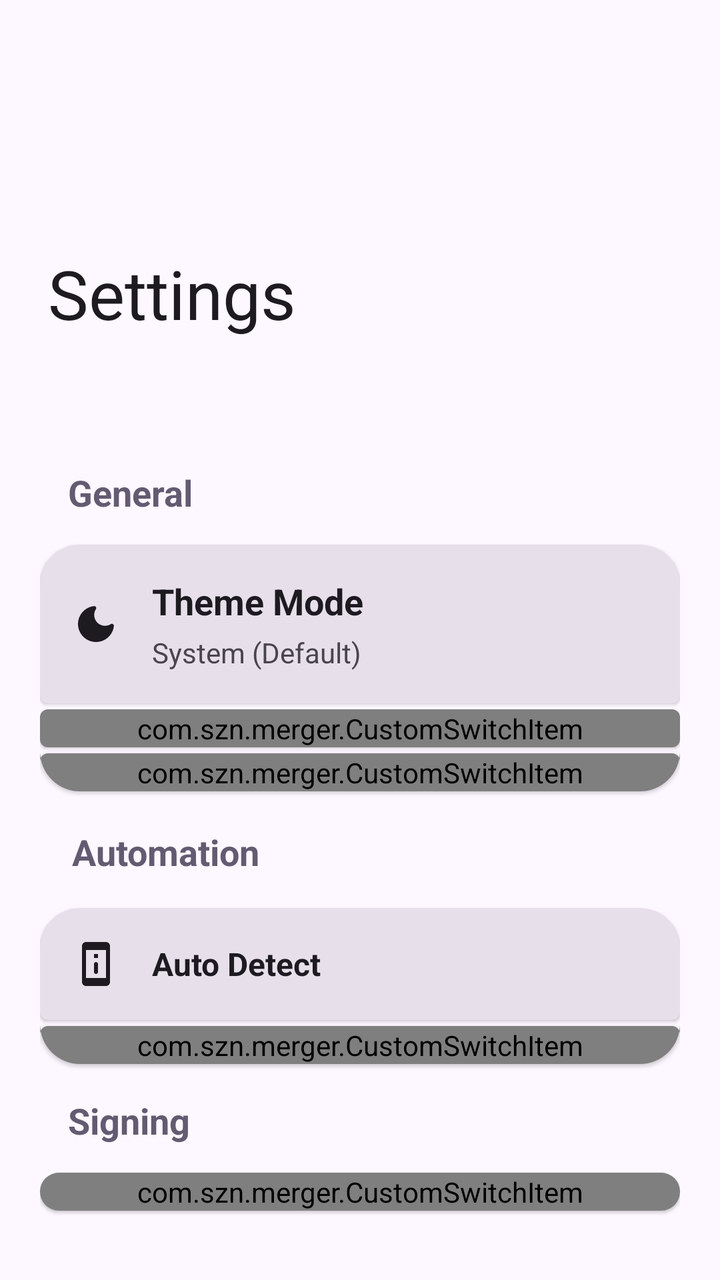
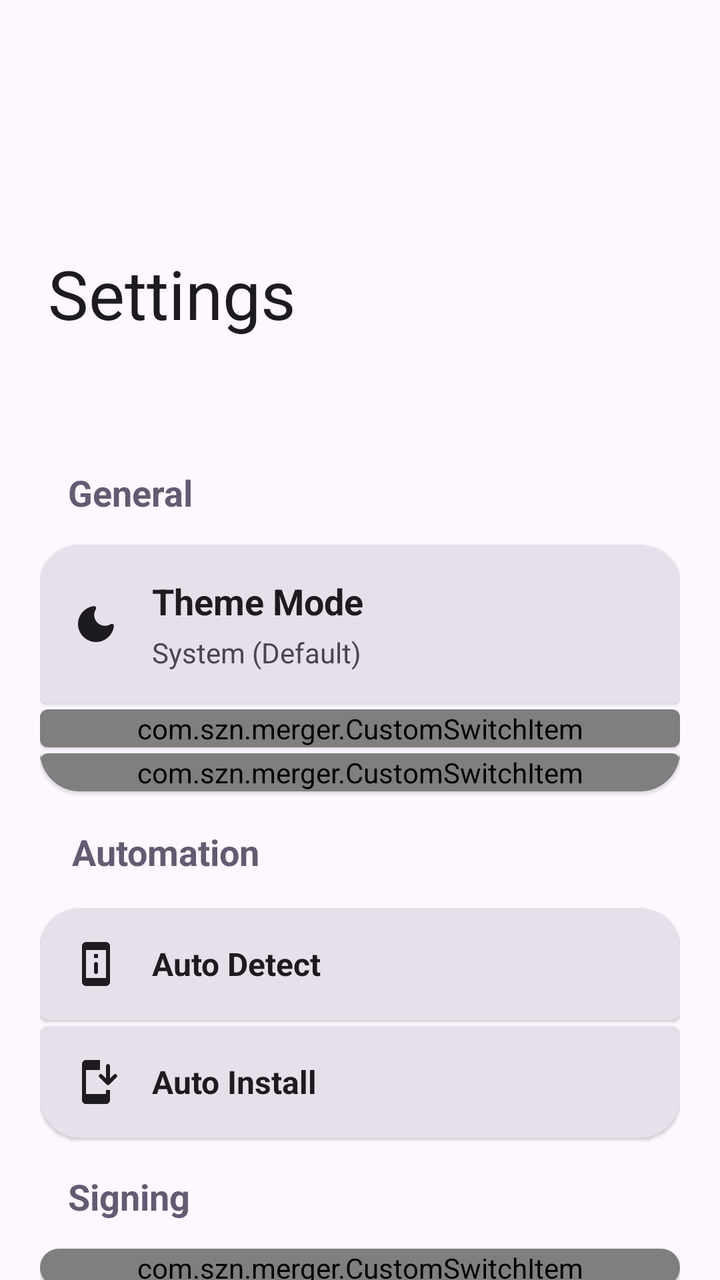

Two renders of the same Android screen: before a commit and after it. Below are the layout's source before the change and the commit's diff.
<!-- AndroidManifest.xml: application theme AppTheme -->
<!-- res/layout/activity_settings.xml -->
<?xml version="1.0" encoding="utf-8"?>
<androidx.coordinatorlayout.widget.CoordinatorLayout
    xmlns:app="http://schemas.android.com/apk/res-auto"
    xmlns:android="http://schemas.android.com/apk/res/android"
    android:fillViewport="true"
    android:layout_width="match_parent"
    android:layout_height="match_parent"
    android:background="?attr/android:colorBackground">

    <com.google.android.material.appbar.AppBarLayout
        android:id="@+id/appBarLayout"
        android:fitsSystemWindows="true"
        android:layout_width="match_parent"
        android:layout_height="200dp"
        android:background="?attr/android:colorBackground"
        app:elevation="0dp"
        style="@style/Widget.Material3.AppBarLayout">

        <com.google.android.material.appbar.CollapsingToolbarLayout
            android:id="@+id/collapsingToolbar"
            android:layout_width="match_parent"
            android:layout_height="match_parent"
            app:title="@string/setting_header"
            app:expandedTitleMarginStart="24dp"
            app:expandedTitleMarginBottom="40dp"
            app:collapsedTitleGravity="center"
            app:expandedTitleGravity="bottom|start"
            app:titleCollapseMode="scale"
            android:clipChildren="false"
            android:clipToPadding="false"
            app:expandedTitleTextAppearance="@style/CustomExpandedTitle"
            app:collapsedTitleTextAppearance="@style/CustomCollapsedTitle"
            app:expandedTitleTextColor="?attr/colorOnSurface"
            app:collapsedTitleTextColor="?attr/colorOnSurface"
            app:contentScrim="?attr/android:colorBackground"
            app:layout_scrollFlags="scroll|exitUntilCollapsed|snap">

            <com.google.android.material.appbar.MaterialToolbar
                android:id="@+id/toolbar"
                android:layout_width="match_parent"
                android:layout_height="?attr/actionBarSize"
                app:backgroundTint="@android:color/transparent"
                app:layout_collapseMode="pin"
                app:contentInsetStart="0dp"
                app:contentInsetLeft="0dp"
                app:contentInsetStartWithNavigation="0dp"/>
        </com.google.android.material.appbar.CollapsingToolbarLayout>
    </com.google.android.material.appbar.AppBarLayout>

    <androidx.core.widget.NestedScrollView
        android:requiresFadingEdge="vertical"
        android:fadingEdgeLength="35dp"
        android:layout_width="match_parent"
        android:layout_height="match_parent"
        app:layout_behavior="@string/appbar_scrolling_view_behavior">

        <LinearLayout
            android:layout_width="match_parent"
            android:layout_height="wrap_content"
            android:padding="20dp"
            android:orientation="vertical">

            <TextView
                android:layout_width="match_parent"
                android:layout_height="wrap_content"
                android:text="General"
                android:padding="14dp"
                android:textSize="18sp"
                android:textStyle="bold"
                android:textColor="?attr/colorSecondary" />

            <com.google.android.material.card.MaterialCardView
                android:id="@+id/layout_language"
                android:clickable="true"
                android:visibility="gone"
                android:focusable="true"
                android:layout_marginBottom="3dp"
                style="@style/Widget.Card.RoundedTop">

                <LinearLayout
                    android:layout_width="match_parent"
                    android:layout_height="wrap_content"
                    android:padding="16dp"
                    android:orientation="horizontal"
                    android:gravity="center_vertical">

                    <ImageView
                        android:layout_width="24dp"
                        android:layout_height="24dp"
                        android:src="@drawable/ic_settings"
                        app:tint="?attr/colorOnSurface" />

                    <LinearLayout
                        android:layout_width="0dp"
                        android:layout_height="wrap_content"
                        android:layout_weight="1"
                        android:layout_marginStart="16dp"
                        android:layout_marginEnd="16dp"
                        android:orientation="vertical">

                        <TextView
                            android:layout_width="wrap_content"
                            android:layout_height="wrap_content"
                            android:text="Language"
                            android:textStyle="bold"
                            android:textSize="18sp"
                            android:textColor="?attr/colorOnSurface"/>

                        <TextView
                            android:id="@+id/text_current_language"
                            android:layout_width="wrap_content"
                            android:layout_height="wrap_content"
                            android:layout_marginTop="4dp"
                            android:text="English"
                            android:textSize="14sp"
                            android:textColor="?attr/colorOnSurfaceVariant"/>
                    </LinearLayout>
                </LinearLayout>
            </com.google.android.material.card.MaterialCardView>

            <com.google.android.material.card.MaterialCardView
                android:id="@+id/card_theme"
                style="@style/Widget.Card.RoundedTop"
                android:clickable="true"
                android:layout_marginBottom="3dp"
                android:focusable="true">

                <LinearLayout
                    android:layout_width="match_parent"
                    android:layout_height="wrap_content"
                    android:padding="16dp"
                    android:orientation="horizontal"
                    android:gravity="center_vertical">

                    <ImageView
                        android:layout_width="24dp"
                        android:layout_height="24dp"
                        android:src="@drawable/ic_theme"
                        app:tint="?attr/colorOnSurface" />

                    <LinearLayout
                        android:layout_width="0dp"
                        android:layout_height="wrap_content"
                        android:layout_weight="1"
                        android:layout_marginStart="16dp"
                        android:layout_marginEnd="16dp"
                        android:orientation="vertical">

                        <TextView
                            android:layout_width="wrap_content"
                            android:layout_height="wrap_content"
                            android:text="@string/theme_mode"
                            android:textStyle="bold"
                            android:textSize="18sp"
                            android:textColor="?attr/colorOnSurface"/>

                        <TextView
                            android:id="@+id/text_current_theme"
                            android:layout_width="wrap_content"
                            android:layout_height="wrap_content"
                            android:layout_marginTop="4dp"
                            android:text="@string/theme_system"
                            android:textSize="14sp"
                            android:textColor="?attr/colorOnSurfaceVariant"/>
                    </LinearLayout>
                </LinearLayout>
            </com.google.android.material.card.MaterialCardView>

            
            <com.google.android.material.card.MaterialCardView
                style="@style/Widget.Card.FlatMiddle">
                <com.szn.merger.CustomSwitchItem
                    android:id="@+id/MaterialYou"
                    android:layout_width="match_parent"
                    android:layout_height="wrap_content"
                    app:itemTitle="@string/material_you_switch"
                    app:itemIcon="@drawable/ic_material_you" />
            </com.google.android.material.card.MaterialCardView>

            
            <com.google.android.material.card.MaterialCardView
                style="@style/Widget.Card.RoundedBottom">
                <com.szn.merger.CustomSwitchItem
                    android:id="@+id/PureBlack"
                    android:layout_width="match_parent"
                    android:layout_height="wrap_content"
                    app:itemTitle="@string/pure_black_switch"
                    app:itemIcon="@drawable/ic_pure_black" />
            </com.google.android.material.card.MaterialCardView>
            <TextView
                android:layout_width="match_parent"
                android:layout_height="wrap_content"
                android:text="@string/automation_subheader"
                android:padding="16dp"
                android:textSize="18sp"
                android:textStyle="bold"
                android:textColor="?attr/colorSecondary" />

            
            <com.google.android.material.card.MaterialCardView
                android:id="@+id/AutoDevice"
                style="@style/Widget.Card.RoundedTop"
                android:layout_marginBottom="3dp">
                <LinearLayout
                    android:layout_width="match_parent"
                    android:layout_height="wrap_content"
                    android:padding="16dp"
                    android:orientation="horizontal"
                    android:gravity="center_vertical">

                    <ImageView
                        android:layout_width="24dp"
                        android:layout_height="24dp"
                        android:src="@drawable/ic_auto_detect"
                        app:tint="?attr/colorOnSurface" />

                    <LinearLayout
                        android:layout_width="0dp"
                        android:layout_height="wrap_content"
                        android:layout_weight="1"
                        android:layout_marginStart="16dp"
                        android:layout_marginEnd="16dp"
                        android:orientation="vertical">

                        <TextView
                            android:layout_width="wrap_content"
                            android:layout_height="wrap_content"
                            android:text="@string/auto_detect_switch"
                            android:textStyle="bold"
                            android:textSize="16sp"
                            android:textColor="?attr/colorOnSurface"/>
                    </LinearLayout>
                </LinearLayout>
            </com.google.android.material.card.MaterialCardView>

            
            <com.google.android.material.card.MaterialCardView
                style="@style/Widget.Card.RoundedBottom">
                <com.szn.merger.CustomSwitchItem
                    android:id="@+id/AutoInstallation"
                    android:layout_width="match_parent"
                    android:layout_height="wrap_content"
                    app:itemTitle="@string/auto_install_switch"
                    app:itemIcon="@drawable/ic_install"/>
            </com.google.android.material.card.MaterialCardView>

            
            <com.google.android.material.card.MaterialCardView
                android:id="@+id/layout_logging"
                android:clickable="true"
                android:visibility="gone"
                android:focusable="true"
                style="@style/Widget.Card.RoundedBottom">

                <LinearLayout
                    android:layout_width="match_parent"
                    android:layout_height="wrap_content"
                    android:padding="10dp"
                    android:orientation="horizontal"
                    android:gravity="center_vertical">

                    <ImageView
                        android:layout_width="32dp"
                        android:layout_height="32dp"
                        android:src="@android:drawable/ic_menu_manage"
                        app:tint="?attr/colorOnSurface" />

                    <LinearLayout
                        android:layout_width="0dp"
                        android:layout_height="wrap_content"
                        android:layout_weight="1"
                        android:layout_marginStart="16dp"
                        android:layout_marginEnd="16dp"
                        android:orientation="vertical">

                        <TextView
                            android:layout_width="wrap_content"
                            android:layout_height="wrap_content"
                            android:text="Logging Style"
                            android:textStyle="bold"
                            android:textSize="18sp"
                            android:textColor="?attr/colorOnSurface"/>

                        <TextView
                            android:id="@+id/text_current_logging"
                            android:layout_width="wrap_content"
                            android:layout_height="wrap_content"
                            android:layout_marginTop="4dp"
                            android:text="Simple"
                            android:textSize="14sp"
                            android:textColor="?attr/colorOnSurfaceVariant"/>
                    </LinearLayout>
                </LinearLayout>
            </com.google.android.material.card.MaterialCardView>

            <TextView
                android:layout_width="match_parent"
                android:layout_height="wrap_content"
                android:text="@string/signing_subheader"
                android:padding="14dp"
                android:textSize="18sp"
                android:textStyle="bold"
                android:textColor="?attr/colorSecondary" />

            
            <com.google.android.material.card.MaterialCardView
                style="@style/Widget.Card.RoundedMiddle">
                <com.szn.merger.CustomSwitchItem
                    android:id="@+id/sign_after_merge"
                    android:layout_width="match_parent"
                    android:layout_height="wrap_content"
                    app:itemTitle="@string/signing_switch"
                    app:itemIcon="@drawable/ic_sign"/>
            </com.google.android.material.card.MaterialCardView>
            
            <com.google.android.material.card.MaterialCardView
                android:id="@+id/generate_keystore"
                android:clickable="true"
                android:visibility="gone"
                android:focusable="true"
                style="@style/Widget.Card.RoundedBottom">

                <LinearLayout
                    android:layout_width="match_parent"
                    android:layout_height="wrap_content"
                    android:padding="10dp"
                    android:orientation="horizontal"
                    android:gravity="center_vertical">

                    <ImageView
                        android:layout_width="32dp"
                        android:layout_height="32dp"
                        android:src="@android:drawable/ic_menu_manage"
                        app:tint="?attr/colorOnSurface" />

                    <LinearLayout
                        android:layout_width="0dp"
                        android:layout_height="wrap_content"
                        android:layout_weight="1"
                        android:layout_marginStart="16dp"
                        android:layout_marginEnd="16dp"
                        android:orientation="vertical">

                        <TextView
                            android:layout_width="wrap_content"
                            android:layout_height="wrap_content"
                            android:text="Generate Keystore"
                            android:textStyle="bold"
                            android:textSize="18sp"
                            android:textColor="?attr/colorOnSurface"/>
                    </LinearLayout>
                </LinearLayout>
            </com.google.android.material.card.MaterialCardView>
            <TextView
                android:layout_width="match_parent"
                android:layout_height="wrap_content"
                android:text="@string/built_by"
                android:gravity="center"
                android:textSize="13sp"
                android:textColor="?attr/colorOnSurfaceVariant"
                android:alpha="0.6"
                android:layout_marginTop="32dp"
                android:layout_marginBottom="16dp" />
        </LinearLayout>
    </androidx.core.widget.NestedScrollView>
</androidx.coordinatorlayout.widget.CoordinatorLayout>
<!-- resources referenced by this layout -->
<resources>
  <string name="auto_detect_switch">Auto Detect</string>
  <string name="auto_install_switch">Auto Install</string>
  <string name="automation_subheader">Automation</string>
  <string name="built_by">Built with 🤍 by szn</string>
  <string name="material_you_switch">Material You</string>
  <string name="pure_black_switch">Pure Black</string>
  <string name="setting_header">Settings</string>
  <string name="signing_subheader">Signing</string>
  <string name="signing_switch">Sign After Merge</string>
  <string name="theme_mode">Theme Mode</string>
  <string name="theme_system">System (Default)</string>
  <style name="CustomCollapsedTitle" parent="TextAppearance.Material3.TitleMedium">
  
          <item name="android:textSize">18sp</item>
          <item name="android:textStyle">bold</item>
          <item name="android:textColor">?attr/colorSecondary</item>
  
      </style>
  <style name="CustomExpandedTitle" parent="TextAppearance.Material3.TitleLarge">
  
          <item name="android:textSize">34sp</item>
          <item name="android:textStyle">bold</item>
  
      </style>
  <style name="Widget.Card.FlatMiddle" parent="Widget.MaterialComponents.CardView">
          <item name="android:layout_width">match_parent</item>
          <item name="android:layout_height">wrap_content</item>
          <item name="android:layout_marginBottom">3dp</item>
          <item name="cardCornerRadius">4dp</item>
          <item name="strokeWidth">0dp</item>
          <item name="cardBackgroundColor">?attr/colorSurfaceVariant</item>
      </style>
  <style name="Widget.Card.RoundedMiddle" parent="Widget.MaterialComponents.CardView">
          <item name="android:layout_width">match_parent</item>
          <item name="android:layout_height">wrap_content</item>
          <item name="android:layout_marginBottom">3dp</item>
          <item name="cardCornerRadius">20dp</item>
          <item name="strokeWidth">0dp</item>
          <item name="cardBackgroundColor">?attr/colorSurfaceVariant</item>
      </style>
  <style name="Shape.RoundedBottom" parent="">
          <item name="cornerSizeTopLeft">4dp</item>
          <item name="cornerSizeTopRight">4dp</item>
          <item name="cornerSizeBottomLeft">20dp</item>
          <item name="cornerSizeBottomRight">20dp</item>
      </style>
  <style name="Shape.RoundedTop" parent="">
          <item name="cornerSizeTopLeft">20dp</item>
          <item name="cornerSizeTopRight">20dp</item>
          <item name="cornerSizeBottomLeft">4dp</item>
          <item name="cornerSizeBottomRight">4dp</item>
      </style>
  <color name="md_theme_primary">#65558F</color>
  <color name="md_theme_onPrimary">#FFFFFF</color>
  <color name="md_theme_primaryContainer">#E9DDFF</color>
  <color name="md_theme_onPrimaryContainer">#4D3D75</color>
  <color name="md_theme_secondary">#625B71</color>
  <color name="md_theme_onSecondary">#FFFFFF</color>
  <color name="md_theme_secondaryContainer">#E8DEF8</color>
  <color name="md_theme_onSecondaryContainer">#4A4458</color>
  <color name="md_theme_tertiary">#7E5260</color>
  <color name="md_theme_onTertiary">#FFFFFF</color>
  <color name="md_theme_tertiaryContainer">#FFD9E3</color>
  <color name="md_theme_onTertiaryContainer">#633B48</color>
  <color name="md_theme_error">#BA1A1A</color>
  <color name="md_theme_onError">#FFFFFF</color>
  <color name="md_theme_errorContainer">#FFDAD6</color>
  <color name="md_theme_onErrorContainer">#93000A</color>
  <color name="md_theme_background">#FDF7FF</color>
  <color name="md_theme_onBackground">#1D1B20</color>
  <color name="md_theme_surface">#FDF7FF</color>
  <color name="md_theme_onSurface">#1D1B20</color>
  <color name="md_theme_surfaceVariant">#E7E0EB</color>
  <color name="md_theme_onSurfaceVariant">#49454E</color>
  <color name="md_theme_outline">#7A757F</color>
  <color name="md_theme_outlineVariant">#CAC4CF</color>
  <color name="md_theme_inverseSurface">#322F35</color>
  <color name="md_theme_inverseOnSurface">#F5EFF7</color>
  <color name="md_theme_inversePrimary">#CFBDFE</color>
  <!-- unchanged entries left out for length: 10 -->
</resources>

<!-- the commit's change to res/layout/activity_settings.xml (unified diff, before → after) -->
@@ -233,15 +233,40 @@
                 </LinearLayout>
             </com.google.android.material.card.MaterialCardView>
 
-            
-            <com.google.android.material.card.MaterialCardView
-                style="@style/Widget.Card.RoundedBottom">
-                <com.szn.merger.CustomSwitchItem
-                    android:id="@+id/AutoInstallation"
-                    android:layout_width="match_parent"
-                    android:layout_height="wrap_content"
-                    app:itemTitle="@string/auto_install_switch"
-                    app:itemIcon="@drawable/ic_install"/>
+            <com.google.android.material.card.MaterialCardView
+                android:id="@+id/AutoInstall"
+                style="@style/Widget.Card.RoundedBottom"
+                android:layout_marginBottom="3dp">
+                <LinearLayout
+                    android:layout_width="match_parent"
+                    android:layout_height="wrap_content"
+                    android:padding="16dp"
+                    android:orientation="horizontal"
+                    android:gravity="center_vertical">
+
+                    <ImageView
+                        android:layout_width="24dp"
+                        android:layout_height="24dp"
+                        android:src="@drawable/ic_install"
+                        app:tint="?attr/colorOnSurface" />
+
+                    <LinearLayout
+                        android:layout_width="0dp"
+                        android:layout_height="wrap_content"
+                        android:layout_weight="1"
+                        android:layout_marginStart="16dp"
+                        android:layout_marginEnd="16dp"
+                        android:orientation="vertical">
+
+                        <TextView
+                            android:layout_width="wrap_content"
+                            android:layout_height="wrap_content"
+                            android:text="@string/auto_install_switch"
+                            android:textStyle="bold"
+                            android:textSize="16sp"
+                            android:textColor="?attr/colorOnSurface"/>
+                    </LinearLayout>
+                </LinearLayout>
             </com.google.android.material.card.MaterialCardView>
 
             
